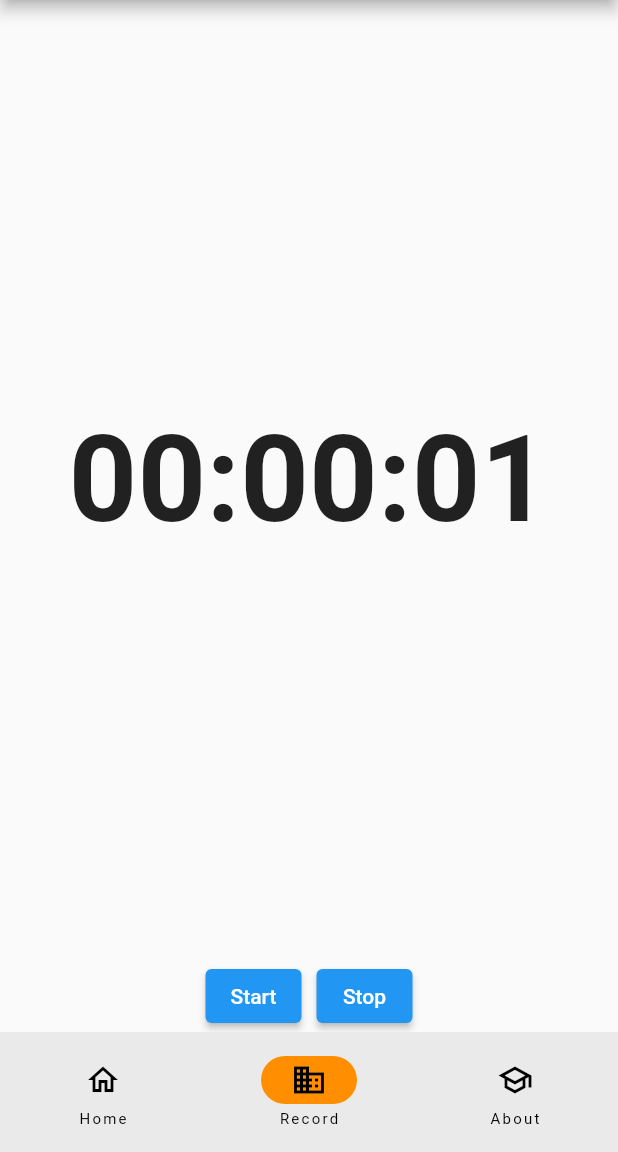
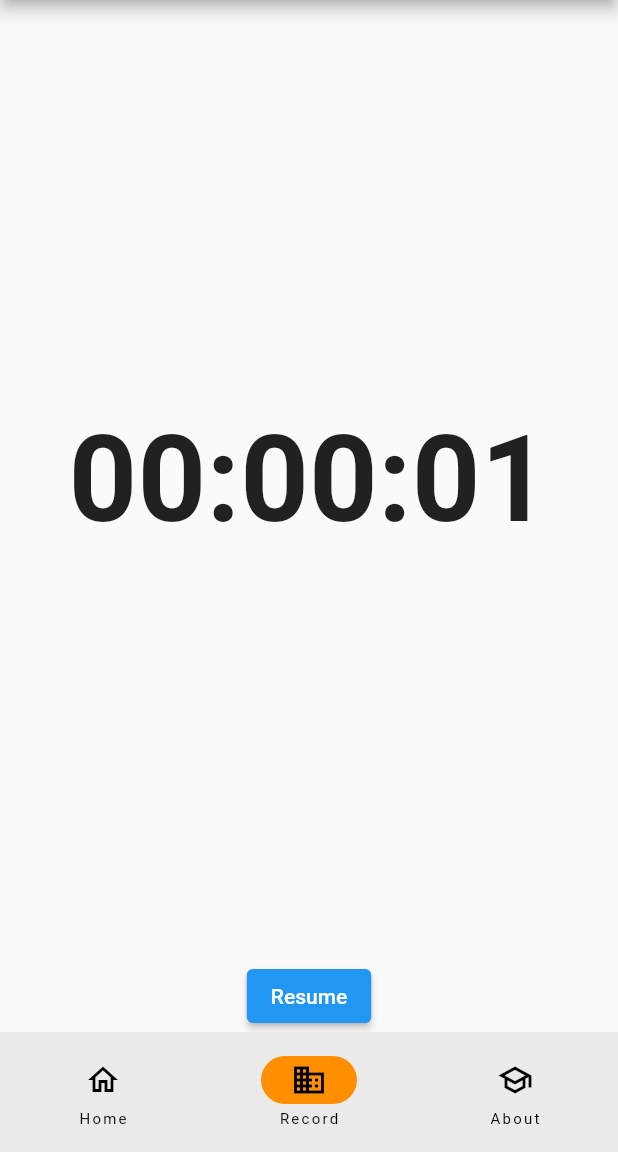
Before and after one commit to alistairrutherford/flutter-stuff, a Flutter app: the screen it shows after launch, item 2 of the bottom bar chosen, after a tap on "Start", on a phone screen of 412 x 824 dp, the part 84-1236 px from its top. Run offline on Flutter 3.47's test engine with Material 2 defaults, Android fonts, the phone set to English and light mode, and no system bars; our stand-ins replace geolocator, sqflite; accounts and stored records are empty.

Commit message:
Updates buttons for journey stopwatch view..

```diff
--- a/flutter_db_provider/lib/stopwatch_page.dart
+++ b/flutter_db_provider/lib/stopwatch_page.dart
@@ -2,8 +2,6 @@ import 'package:flutter/material.dart';
 import 'package:flutter_db_provider/timer_model.dart';
 import 'package:intl/intl.dart';
 import 'package:provider/provider.dart';
-
-import 'journey_point_model.dart';
 
 //ignore: must_be_immutable
 class StopwatchDisplay extends StatelessWidget {
@@ -42,20 +40,33 @@ class StopwatchDisplay extends StatelessWidget {
         Row(
           mainAxisSize: MainAxisSize.min,
           children: [
-            ElevatedButton(
-              onPressed: () {
-                model.start();
-              },
-              child: Text('Start'),
+            Visibility(
+              visible: !model.running,
+              child: ElevatedButton(
+                onPressed: () {
+                  model.start();
+                },
+                child: Text('Start'),
+              ),
             ),
-            SizedBox(width: 10),
+            const SizedBox(width: 10),
             Visibility(
               visible: model.running,
               child: ElevatedButton(
                 onPressed: () {
                   model.stop();
                 },
-                child: const Text('Stop'),
+                child: const Text('Resume'),
+              ),
+            ),
+            const SizedBox(width: 10),
+            Visibility(
+              visible: model.dirty && !model.running,
+              child: ElevatedButton(
+                onPressed: () {
+                  model.stop();
+                },
+                child: const Text('Finish'),
               ),
             )
           ],
--- a/flutter_db_provider/lib/timer_model.dart
+++ b/flutter_db_provider/lib/timer_model.dart
@@ -1,11 +1,10 @@
-import 'dart:async';
-
 import 'package:async/async.dart';
 import 'package:flutter/cupertino.dart';
 
 class TimerModel extends ChangeNotifier {
   RestartableTimer? _periodicTimer;
   int seconds = 0;
+  bool dirty = false;
   bool running = false;
 
   TimerModel() {
@@ -25,6 +24,7 @@ class TimerModel extends ChangeNotifier {
 
   void start() {
     running = true;
+    dirty = true;
     _periodicTimer!.reset();
   }
 
```
